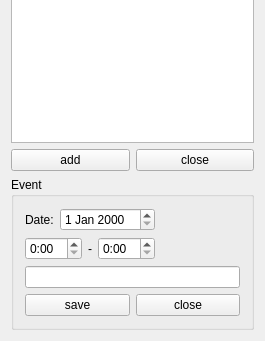
toCase/deskCalendar, file deskcalendar.ui: the form before one commit; both pictures show x 0 to 265 and y 343 to 684 of the 265 by 684 pixel window.
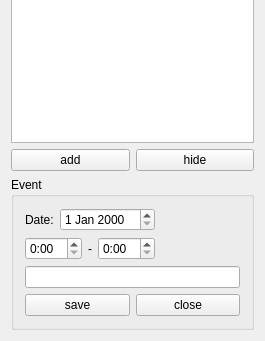
The form after the commit.

```diff
--- a/deskcalendar.ui
+++ b/deskcalendar.ui
@@ -456,7 +456,7 @@
         <item>
          <widget class="QPushButton" name="pushButton_close">
           <property name="text">
-           <string>close</string>
+           <string>hide</string>
           </property>
          </widget>
         </item>
```
